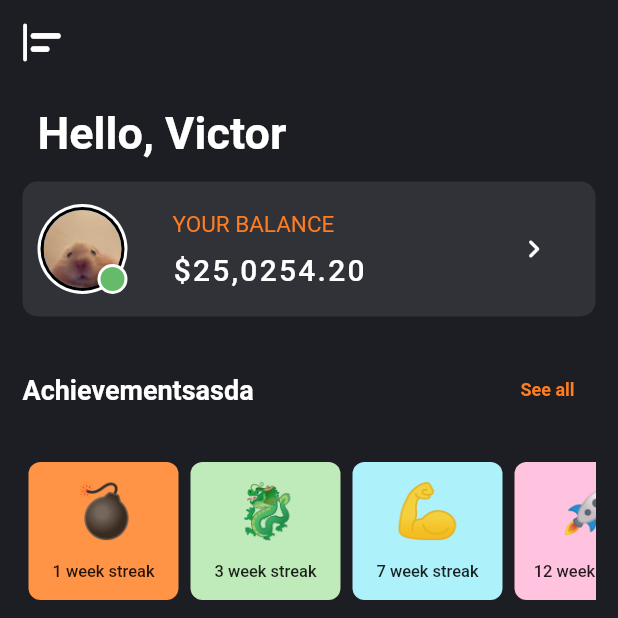
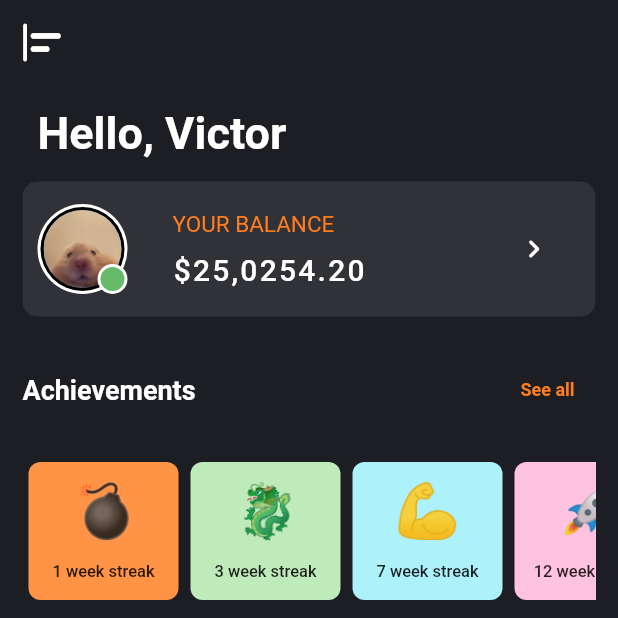
Before and after one commit to ulises801/trading, a Flutter app: the screen it shows after launch, on a phone screen of 412 x 824 dp, the top half of it. Run offline on Flutter 3.47's test engine with Material 2 defaults, Android fonts, the light colour scheme and no system bars; drawn by our look-alikes of percent_indicator; our stand-ins replace flutter_svg, font_awesome_flutter.

```diff
--- a/lib/main.dart
+++ b/lib/main.dart
@@ -53,7 +53,7 @@ class MyHomePage extends StatelessWidget {
               arriba(),
               SizedBox(height: 15),
               userBalance(),
-              sectionTitle(mensaje: 'Achievementsasda'),
+              sectionTitle(mensaje: 'Achievements'),
               achievements(),
               sectionTitle(mensaje: 'Investment portfolio'),
               Flexible(
```
Also changed, not shown: 1 other file.
